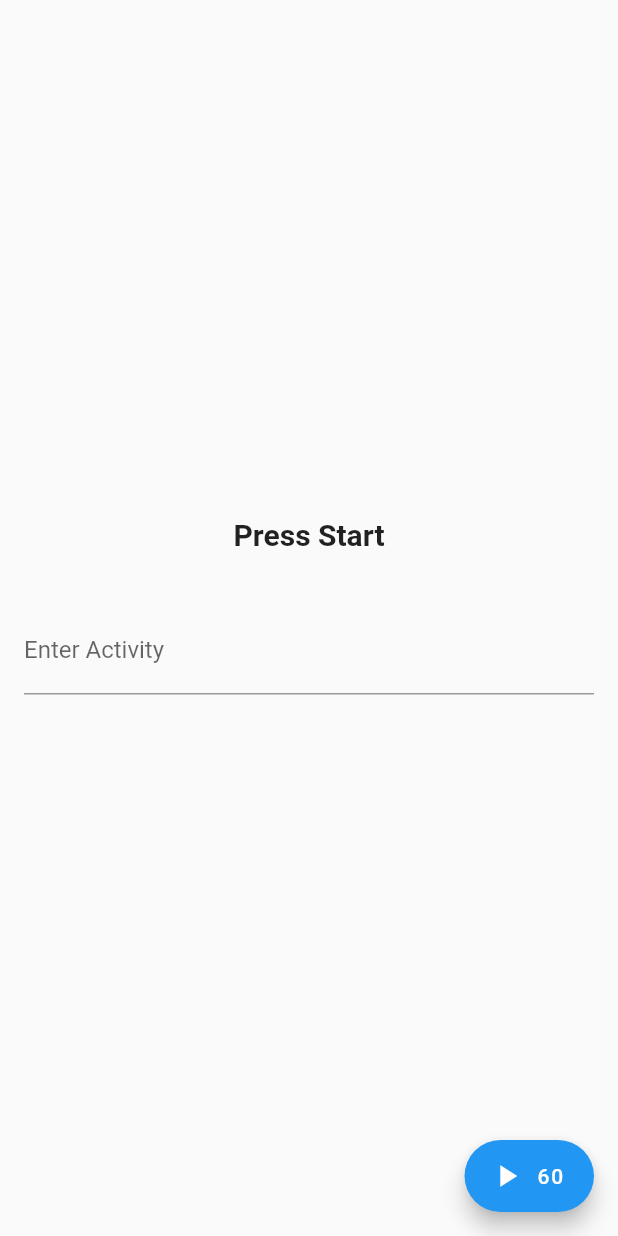
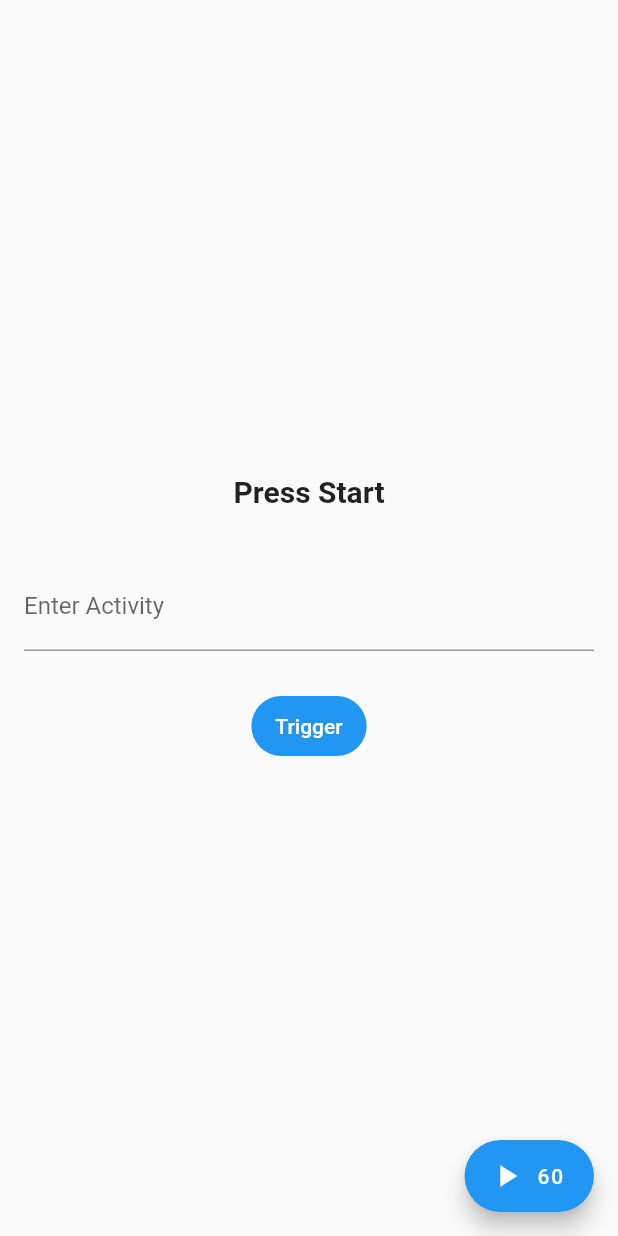
Before and after one commit to Sparsh-R17/SafeHER, a Flutter app: the screen it shows after launch, on a phone screen of 412 x 824 dp. Run offline on Flutter 3.47's test engine with Material 2 defaults, Android fonts, the phone set to English and light mode, and no system bars; our stand-ins replace csv, firebase_core, sensors_plus; accounts and stored records are empty.

Commit message:
trigger added

```diff
--- a/lib/main.dart
+++ b/lib/main.dart
@@ -3,17 +3,17 @@
 import 'dart:async';
 import 'dart:io';
 
+import 'package:csv/csv.dart';
 import 'package:firebase_core/firebase_core.dart';
+import 'package:flutter/material.dart';
+import 'package:kavach/providers/trigger.dart';
+import 'package:kavach/screens/trigger_screen.dart';
+import 'package:kavach/utils/app_dimension.dart';
+import 'package:path_provider/path_provider.dart';
+import 'package:provider/provider.dart';
+import 'package:sensors_plus/sensors_plus.dart';
 
 import 'firebase_options.dart';
-
-import 'package:csv/csv.dart';
-import 'package:flutter/material.dart';
-import 'package:path_provider/path_provider.dart';
-// import 'package:external_path/external_path.dart';
-// import 'package:permission_handler/permission_handler.dart';
-
-import 'package:sensors_plus/sensors_plus.dart';
 
 void main() async {
   WidgetsFlutterBinding.ensureInitialized();
@@ -28,9 +28,22 @@ class MyApp extends StatelessWidget {
 
   @override
   Widget build(BuildContext context) {
-    return const MaterialApp(
-      title: 'Kavach',
-      home: ValueScreen(),
+    return MultiProvider(
+      providers: [
+        ChangeNotifierProvider<Trigger>(
+          create: (context) => Trigger(),
+        ),
+      ],
+      child: Consumer<Trigger>(
+        builder: (context, tapTrigger, _) {
+          return MaterialApp(
+            title: 'Kavach',
+            home: tapTrigger.pageTrigger
+                ? const TriggerScreen()
+                : const ValueScreen(),
+          );
+        },
+      ),
     );
   }
 }
@@ -166,6 +179,7 @@ class _ValueScreenState extends State<ValueScreen> {
 
   @override
   Widget build(BuildContext context) {
+    final _trigger = Provider.of<Trigger>(context);
     return Scaffold(
       body: Center(
         child: _start
@@ -201,6 +215,11 @@ class _ValueScreenState extends State<ValueScreen> {
                   Text(displayGyroUser[0].toStringAsFixed(4)),
                   Text(displayGyroUser[1].toStringAsFixed(4)),
                   Text(displayGyroUser[2].toStringAsFixed(4)),
+                  verticalSpacing(10),
+                  FilledButton(
+                    onPressed: _trigger.alertTrigger,
+                    child: const Text('Trigger'),
+                  ),
                 ],
               )
             : Column(
@@ -225,6 +244,11 @@ class _ValueScreenState extends State<ValueScreen> {
                       ),
                     ),
                   ),
+                  verticalSpacing(10),
+                  FilledButton(
+                    onPressed: _trigger.alertTrigger,
+                    child: const Text('Trigger'),
+                  ),
                 ],
               ),
       ),
--- /dev/null
+++ b/lib/providers/trigger.dart
@@ -0,0 +1,11 @@
+import 'package:flutter/material.dart';
+
+class Trigger with ChangeNotifier {
+  bool pageTrigger = false;
+
+
+  void alertTrigger() {
+    pageTrigger = !pageTrigger;
+    notifyListeners();
+  }
+}
--- /dev/null
+++ b/lib/utils/app_dimension.dart
@@ -0,0 +1,20 @@
+import 'package:flutter/material.dart';
+
+verticalSpacing(double givenHeight) {
+  return SizedBox(
+    height: givenHeight,
+  );
+}
+
+horizontalSpacing(double givenWidth) {
+  return SizedBox(
+    width: givenWidth,
+  );
+}
+
+mixedSpacing(double givenHeight, double givenWidth) {
+  return SizedBox(
+    height: givenHeight,
+    width: givenWidth,
+  );
+}
--- a/pubspec.yaml
+++ b/pubspec.yaml
@@ -37,6 +37,7 @@ dependencies:
   flutter_sms: ^2.3.3
   path_provider: ^2.0.13
   permission_handler: ^10.2.0
+  provider: ^6.0.5
   sensors_plus: ^2.0.2
 
 dev_dependencies:
```
Also changed, not shown: lib/screens/trigger_screen.dart (added, +23 -0 lines), pubspec.lock.
